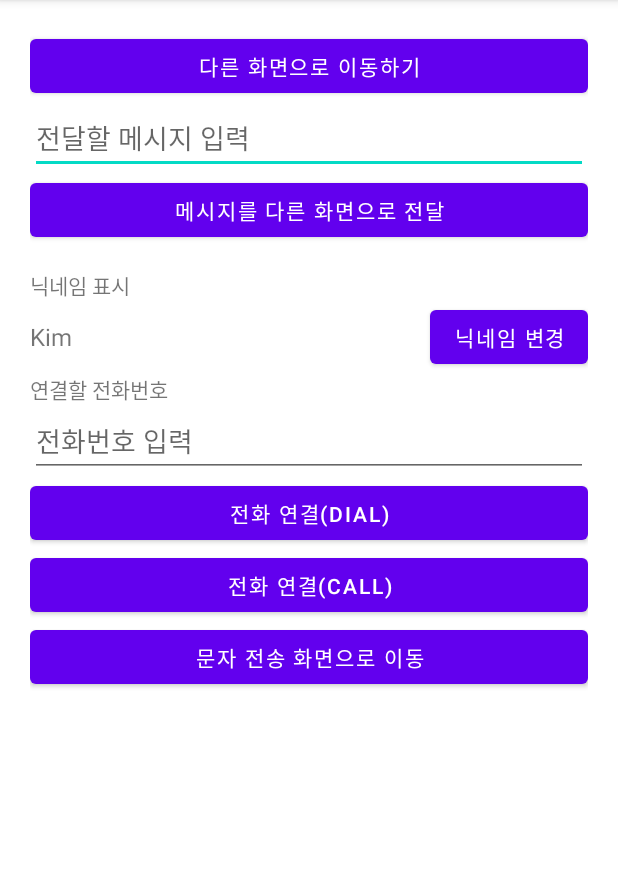
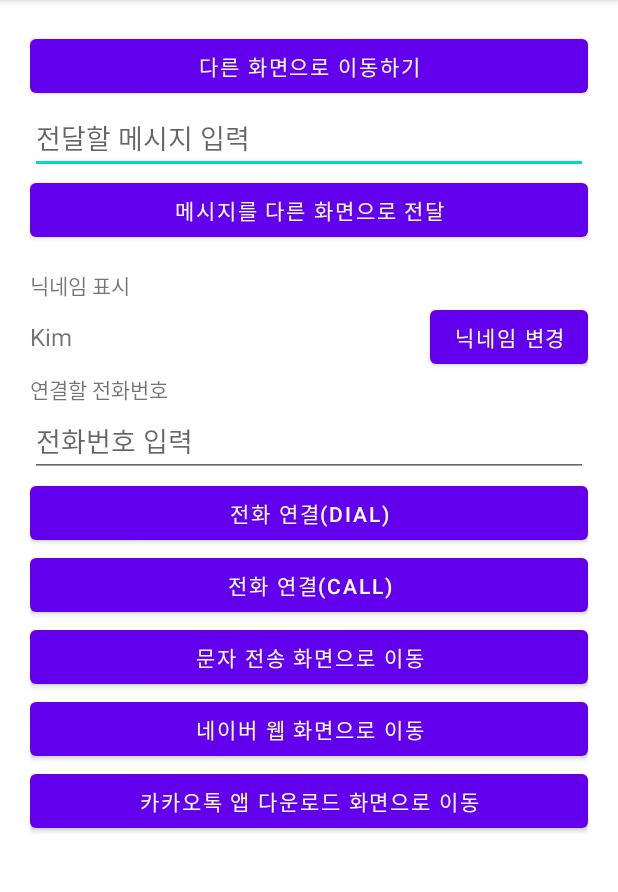
Before and after one commit to codingnooblol/NewActivity, an Android app: the screen it shows after launch (MainActivity), after a tap on "문자 전송 화면으로 이동", on a phone screen of 412 x 824 dp, the part 84-976 px from its top. Run offline under Robolectric (Android 15) with nearby library versions, the phone set to English and light mode, and no system bars.

```diff
--- a/app/src/main/java/com/example/newactivity/MainActivity.kt
+++ b/app/src/main/java/com/example/newactivity/MainActivity.kt
@@ -24,6 +24,20 @@ class MainActivity : AppCompatActivity() {
 
             myIntent.putExtra("sms_body", "hello my friend")
 
+            startActivity(myIntent)
+        }
+
+        naverWebBtn.setOnClickListener {
+
+            val myUri = Uri.parse("https://www.naver.com")
+            val myIntent = Intent(Intent.ACTION_VIEW, myUri)
+            startActivity(myIntent)
+        }
+
+        kakaoStoreBtn.setOnClickListener {
+
+            val myUri = Uri.parse("market://details?id=com.kakao.talk")
+            val myIntent = Intent(Intent.ACTION_VIEW, myUri)
             startActivity(myIntent)
         }
 
--- a/app/src/main/res/layout/activity_main.xml
+++ b/app/src/main/res/layout/activity_main.xml
@@ -88,4 +88,16 @@
         android:layout_width="match_parent"
         android:layout_height="wrap_content"
         android:text="문자 전송 화면으로 이동"/>
+
+    <Button
+        android:id="@+id/naverWebBtn"
+        android:layout_width="match_parent"
+        android:layout_height="wrap_content"
+        android:text="네이버 웹 화면으로 이동"/>
+
+    <Button
+        android:id="@+id/kakaoStoreBtn"
+        android:layout_width="match_parent"
+        android:layout_height="wrap_content"
+        android:text="카카오톡 앱 다운로드 화면으로 이동"/>
 </LinearLayout>
```
